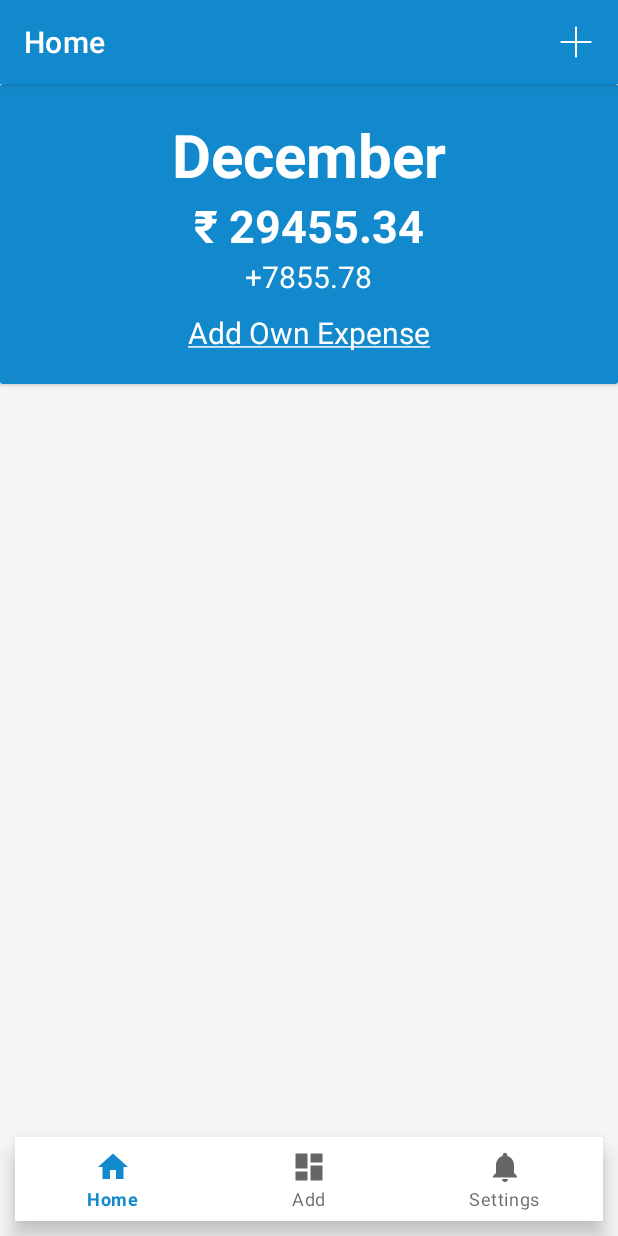
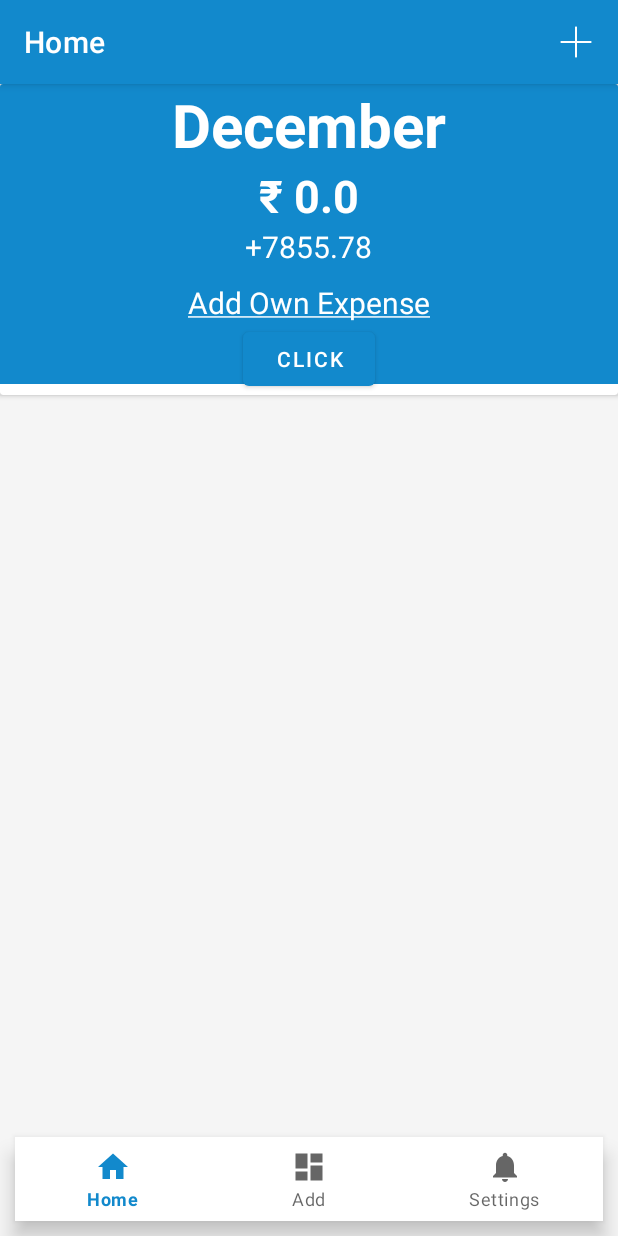
Before and after one commit to SinghJitender/XpensManager, an Android app: the screen it shows after launch once a user with an empty profile is signed in (MainActivity), on a phone screen of 412 x 824 dp. Run offline under Robolectric (Android 15) with nearby library versions, the phone set to English and light mode, and no system bars; our stand-ins replace CircleImageView, Firebase (no records; nobody signed in at launch, a user with empty details on screens opened directly), navigation-ui; libraries missing offline, so code that uses them is left out: com.royrodriguez.transitionbutton, com.victor.loading; 5 statements that could not run were skipped.

Commit message:
Temp Changes

```diff
--- a/app/src/main/java/com/example/xpensmanager/MainScreen/Fragments/HomePage.java
+++ b/app/src/main/java/com/example/xpensmanager/MainScreen/Fragments/HomePage.java
@@ -3,6 +3,7 @@ package com.example.xpensmanager.MainScreen.Fragments;
 import android.annotation.SuppressLint;
 import android.app.DatePickerDialog;
 import android.app.MediaRouteButton;
+import android.content.Intent;
 import android.graphics.Canvas;
 import android.graphics.Color;
 import android.graphics.Paint;
@@ -45,9 +46,11 @@ import android.widget.Toast;
 
 import com.example.xpensmanager.Database.GenericExpenseDB;
 import com.example.xpensmanager.Database.GroupDB;
+import com.example.xpensmanager.ExpenseScreen.Expense;
 import com.example.xpensmanager.MainScreen.Adapters.RecyclerViewAdapter;
 import com.example.xpensmanager.MainScreen.Adapters.SwipeController;
 import com.example.xpensmanager.MainScreen.Adapters.SwipeControllerActions;
+import com.example.xpensmanager.MainScreen.MainActivity;
 import com.example.xpensmanager.R;
 
 import java.lang.reflect.Array;
@@ -69,18 +72,19 @@ public class HomePage extends Fragment {
     private CardView topCardView;
     private static CardView addNewExpenseView;
     private EditText newGroupTitle, newGroupNoOfPersons, newGroupLimit,newExpenseTotalAmount,newExpenseDescription;
-    private Button createNewGroup,newExpenseAdd;
+    private Button createNewGroup,newExpenseAdd,showOwnExpense;
     private static FrameLayout frameLayout;
     private static FrameLayout framelayoutTopView;
     private static TextView addOwnExpense;
     private static TextView expenseTitle;
-    private TextView newExpenseDate;
+    private TextView newExpenseDate,currentMonthName,currentMonthTotalSpends,currentMonthNetAmount;
     private CheckBox newExpensePaidBy;
     private AutoCompleteTextView newExpenseSelectCategory;
     private ImageButton newExpenseCancel;
     ArrayList<Hashtable<String,String>> results;
     private ArrayList<String> category;
     private Calendar myCalendar;
+    private double totalSpentThisMonth;
 
     private static boolean toggle = true;
     private static boolean toggleNewExpense = true;
@@ -136,6 +140,10 @@ public class HomePage extends Fragment {
         addOwnExpense = view.findViewById(R.id.addOwnExpense);
         addNewExpenseView = view.findViewById(R.id.addNewExpenseView);
         newExpenseCancel = view.findViewById(R.id.newExpenseCancel);
+        showOwnExpense = view.findViewById(R.id.showOwnExpense);
+        currentMonthName = view.findViewById(R.id.currentMonthName);
+        currentMonthTotalSpends = view.findViewById(R.id.currentMonthTotalSpends);
+        currentMonthNetAmount = view.findViewById(R.id.currentMonthNetAmount);
 
         //Add New Expense Widgets
         expenseTitle= view.findViewById(R.id.addExpenseTitle);
@@ -152,6 +160,9 @@ public class HomePage extends Fragment {
         results.addAll(groups.findAll());
         myCalendar = Calendar.getInstance();
 
+        totalSpentThisMonth = new GenericExpenseDB(getActivity(),"self_expense").getMonthlyExpenseSum(GenericExpenseDB.getMonthFromDate(new Date()),GenericExpenseDB.getYearFromDate(new Date()));
+        currentMonthName.setText(GenericExpenseDB.getDayOfMonth(new Date(),Locale.ENGLISH));
+        currentMonthTotalSpends.setText("₹ "+totalSpentThisMonth);
         category.add("DMART"); category.add("GROCERY"); category.add("BILLS"); category.add("INTERNET"); category.add("SHOPPING"); category.add("ESSENTIALS");
         category.add("BIG BAZAAR"); category.add("FOOD"); category.add("TRAVEL"); category.add("FUEL"); category.add("MOVIE"); category.add("DAIRY"); category.add("THIS IS A BIG SUGGESTION");
         category.add("DIG BAZAAR"); category.add("DOOD"); category.add("DRAVEL"); category.add("DUEL"); category.add("DOVIE"); category.add("DAIRY"); category.add("DHIS IS A BIG SUGGESTION");
@@ -263,6 +274,12 @@ public class HomePage extends Fragment {
 
         });
 
+        showOwnExpense.setOnClickListener((v) -> {
+            Intent intent = new Intent(getActivity(), Expense.class);
+            intent.putExtra("tableName","self_expense");
+            startActivity(intent);
+        });
+
         DatePickerDialog.OnDateSetListener datePickerDialogue = (view1, year, monthOfYear, dayOfMonth) -> {
             // TODO Auto-generated method stub
             myCalendar.set(Calendar.YEAR, year);
--- a/app/src/main/res/layout/fragment_home_page.xml
+++ b/app/src/main/res/layout/fragment_home_page.xml
@@ -36,6 +36,7 @@
                     android:orientation="vertical"
                     android:layout_gravity="center">
                     <TextView
+                        android:id="@+id/currentMonthName"
                         android:layout_width="wrap_content"
                         android:layout_height="wrap_content"
                         android:text="December"
@@ -45,6 +46,7 @@
                         android:layout_gravity="center"/>
 
                     <TextView
+                        android:id="@+id/currentMonthTotalSpends"
                         android:layout_width="wrap_content"
                         android:layout_height="wrap_content"
                         android:layout_gravity="center"
@@ -55,6 +57,7 @@
                         />
 
                     <TextView
+                        android:id="@+id/currentMonthNetAmount"
                         android:layout_width="wrap_content"
                         android:layout_height="wrap_content"
                         android:layout_gravity="center"
@@ -74,6 +77,12 @@
                         android:textColor="@color/white"
                         android:textSize="20sp"
                         />
+                    <Button
+                        android:layout_gravity="center"
+                        android:id="@+id/showOwnExpense"
+                        android:layout_width="wrap_content"
+                        android:layout_height="wrap_content"
+                        android:text="Click"/>
                 </LinearLayout>
 
             </FrameLayout>
```
